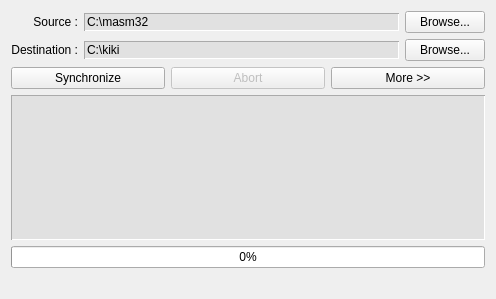
Before: the Qt Designer form qt/synchro_simple/synchro_simple/dialog.ui in hlaporthein/sandbox, drawn with Qt 5.
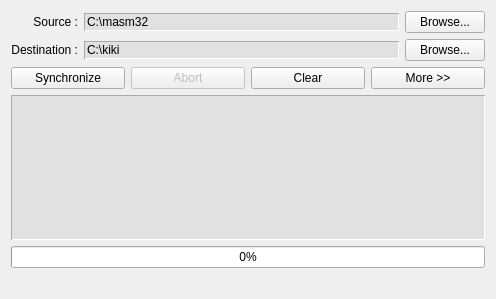
After: the same form once the commit is applied. Icons and pictures are not drawn.

Patch:
```diff
--- a/qt/synchro_simple/synchro_simple/dialog.ui
+++ b/qt/synchro_simple/synchro_simple/dialog.ui
@@ -113,10 +113,31 @@
          <property name="text">
           <string>Abort</string>
          </property>
+         <property name="icon">
+          <iconset resource="resources.qrc">
+           <normaloff>:/icon/cancel_icon.png</normaloff>:/icon/cancel_icon.png</iconset>
+         </property>
+        </widget>
+       </item>
+       <item>
+        <widget class="QPushButton" name="clearButton">
+         <property name="text">
+          <string>Clear</string>
+         </property>
+         <property name="icon">
+          <iconset resource="resources.qrc">
+           <normaloff>:/icon/clear_icon.png</normaloff>:/icon/clear_icon.png</iconset>
+         </property>
         </widget>
        </item>
        <item>
         <widget class="QPushButton" name="moreButton">
+         <property name="sizePolicy">
+          <sizepolicy hsizetype="Minimum" vsizetype="Preferred">
+           <horstretch>0</horstretch>
+           <verstretch>0</verstretch>
+          </sizepolicy>
+         </property>
          <property name="text">
           <string>More &gt;&gt;</string>
          </property>
```
Left out of the diff: 4 changed lines with no effect on the pictures.
